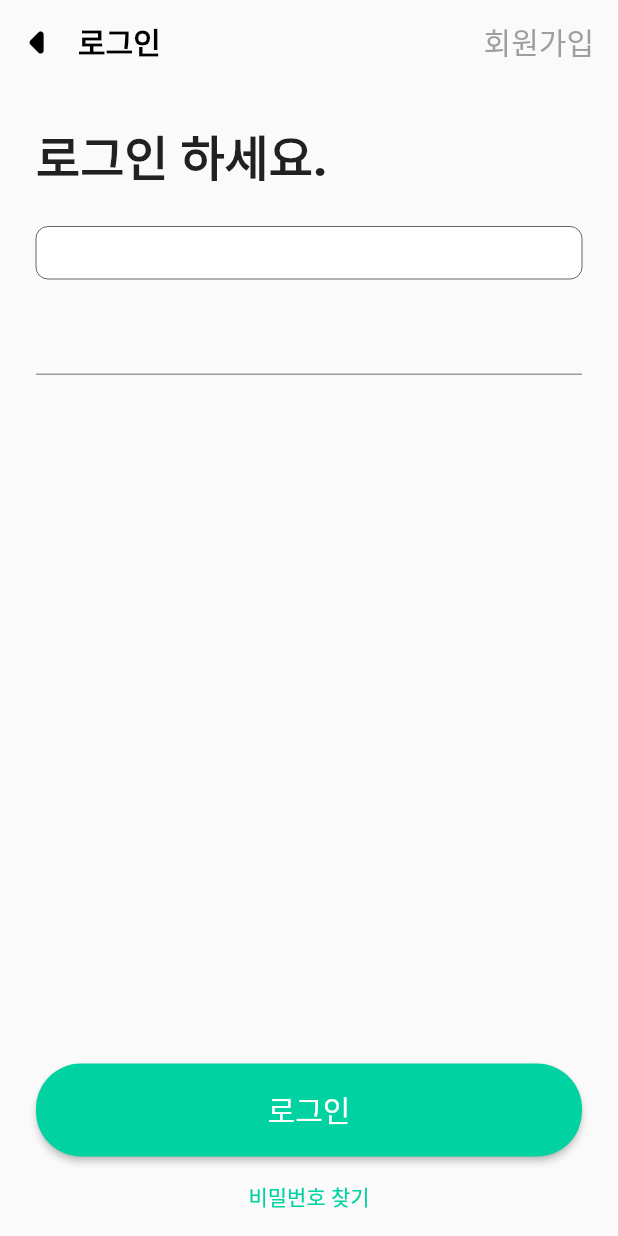
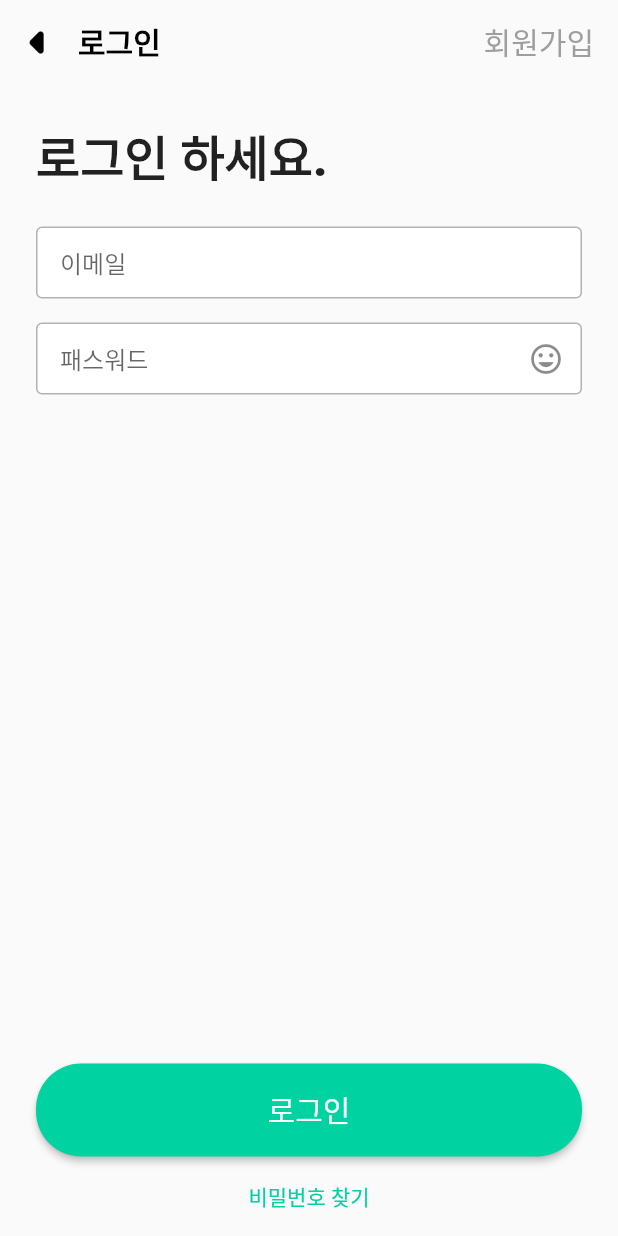
Before and after one commit to JakeSeo/simple_login_screen, a Flutter app: the screen it shows after launch, after a tap on "로그인", on a phone screen of 412 x 824 dp. Run offline on Flutter 3.47's test engine with Material 2 defaults, Android fonts, the phone set to English and light mode, and no system bars; our stand-ins replace go_router; Roboto replaces fonts that are missing (Pretendard).

Commit message:
updated: 텍스트필드 UI 적용

```diff
--- a/lib/main.dart
+++ b/lib/main.dart
@@ -1,5 +1,6 @@
 import 'package:flutter/material.dart';
-import 'package:simple_login_screen/constants.dart';
+
+import './utils.dart';
 
 import 'router/app_router.dart';
 
@@ -17,7 +18,7 @@ class MyApp extends StatelessWidget {
     return MaterialApp.router(
       title: 'Simple Login Screen',
       theme: ThemeData(
-        primaryColor: Constants.mainColor,
+        primarySwatch: Utils.mainColor,
         brightness: Brightness.light,
         fontFamily: 'Pretendard',
       ),
--- a/lib/constants.dart
+++ b/lib/utils.dart
@@ -1,6 +1,6 @@
 import 'package:flutter/material.dart';
 
-class Constants {
+class Utils {
   static const Color mainGreen = Color.fromRGBO(0, 210, 161, 1);
   static MaterialColor mainColor = MaterialColor(
     mainGreen.value,
--- a/lib/views/common/custom_button.dart
+++ b/lib/views/common/custom_button.dart
@@ -1,5 +1,6 @@
 import 'package:flutter/material.dart';
-import 'package:simple_login_screen/constants.dart';
+
+import '../../utils.dart';
 
 class CustomButton extends StatelessWidget {
   const CustomButton({
@@ -23,7 +24,7 @@ class CustomButton extends StatelessWidget {
               shape: RoundedRectangleBorder(
                 borderRadius: BorderRadius.circular(30.0),
               ),
-              backgroundColor: Constants.mainGreen,
+              backgroundColor: Utils.mainGreen,
               foregroundColor: Colors.white,
             ),
             onPressed: onPressed,
--- a/lib/views/common/custom_text_form_field.dart
+++ b/lib/views/common/custom_text_form_field.dart
@@ -1,25 +1,47 @@
 import 'package:flutter/material.dart';
 
 class CustomTextFormField extends StatelessWidget {
-  const CustomTextFormField({super.key, required this.controller});
+  const CustomTextFormField({
+    super.key,
+    required this.controller,
+    this.hintText,
+    this.obscureText = false,
+    this.suffixIcon,
+    this.onClickSuffixIcon,
+  });
 
   final TextEditingController controller;
+  final String? hintText;
+  final bool obscureText;
+  final Widget? suffixIcon;
+  final VoidCallback? onClickSuffixIcon;
 
   @override
   Widget build(BuildContext context) {
     return TextFormField(
       controller: controller,
+      obscureText: obscureText,
       decoration: InputDecoration(
-        isCollapsed: true,
+        hintText: hintText,
         fillColor: Colors.white,
         filled: true,
-        contentPadding: EdgeInsets.symmetric(vertical: 8, horizontal: 16),
+        contentPadding: const EdgeInsets.symmetric(vertical: 8, horizontal: 16),
         border: OutlineInputBorder(
-          borderRadius: BorderRadius.circular(8),
+          borderRadius: BorderRadius.circular(4),
+        ),
+        enabledBorder: OutlineInputBorder(
           borderSide: BorderSide(
-            color: Colors.grey,
+            color: Colors.black.withOpacity(0.3),
           ),
         ),
+        suffixIcon: suffixIcon != null
+            ? IconButton(
+                splashColor: Colors.transparent,
+                highlightColor: Colors.transparent,
+                onPressed: onClickSuffixIcon,
+                icon: suffixIcon!,
+              )
+            : null,
       ),
     );
   }
--- /dev/null
+++ b/lib/views/common/password_text_form_field.dart
@@ -0,0 +1,34 @@
+import 'package:flutter/material.dart';
+import 'package:simple_login_screen/views/common/custom_text_form_field.dart';
+
+class PasswordTextFormField extends StatefulWidget {
+  const PasswordTextFormField({super.key, required this.controller});
+
+  final TextEditingController controller;
+
+  @override
+  State<PasswordTextFormField> createState() => _PasswordTextFormFieldState();
+}
+
+class _PasswordTextFormFieldState extends State<PasswordTextFormField> {
+  bool hidePassword = true;
+
+  _onTogglePassword() {
+    setState(() {
+      hidePassword = !hidePassword;
+    });
+  }
+
+  @override
+  Widget build(BuildContext context) {
+    return CustomTextFormField(
+      controller: widget.controller,
+      hintText: '패스워드',
+      obscureText: hidePassword,
+      suffixIcon: Icon(
+        hidePassword ? Icons.tag_faces : Icons.tag_faces_rounded,
+      ),
+      onClickSuffixIcon: _onTogglePassword,
+    );
+  }
+}
--- a/lib/views/screens/login_screen.dart
+++ b/lib/views/screens/login_screen.dart
@@ -1,9 +1,10 @@
 import 'package:flutter/material.dart';
 import 'package:go_router/go_router.dart';
-import 'package:simple_login_screen/constants.dart';
 import 'package:simple_login_screen/views/common/custom_button.dart';
+import 'package:simple_login_screen/views/common/password_text_form_field.dart';
 
 import '../common/custom_text_form_field.dart';
+import '../../utils.dart';
 
 class LoginScreen extends StatefulWidget {
   const LoginScreen({super.key});
@@ -90,9 +91,12 @@ class _LoginScreenState extends State<LoginScreen> {
                       children: [
                         CustomTextFormField(
                           controller: emailController,
+                          hintText: '이메일',
                         ),
                         const SizedBox(height: 16),
-                        TextFormField(),
+                        PasswordTextFormField(
+                          controller: passwordController,
+                        ),
                       ],
                     ),
                   ),
@@ -119,7 +123,7 @@ class _LoginScreenState extends State<LoginScreen> {
               child: const Text(
                 "비밀번호 찾기",
                 style: TextStyle(
-                  color: Constants.mainGreen,
+                  color: Utils.mainGreen,
                 ),
               ),
             ),
```
